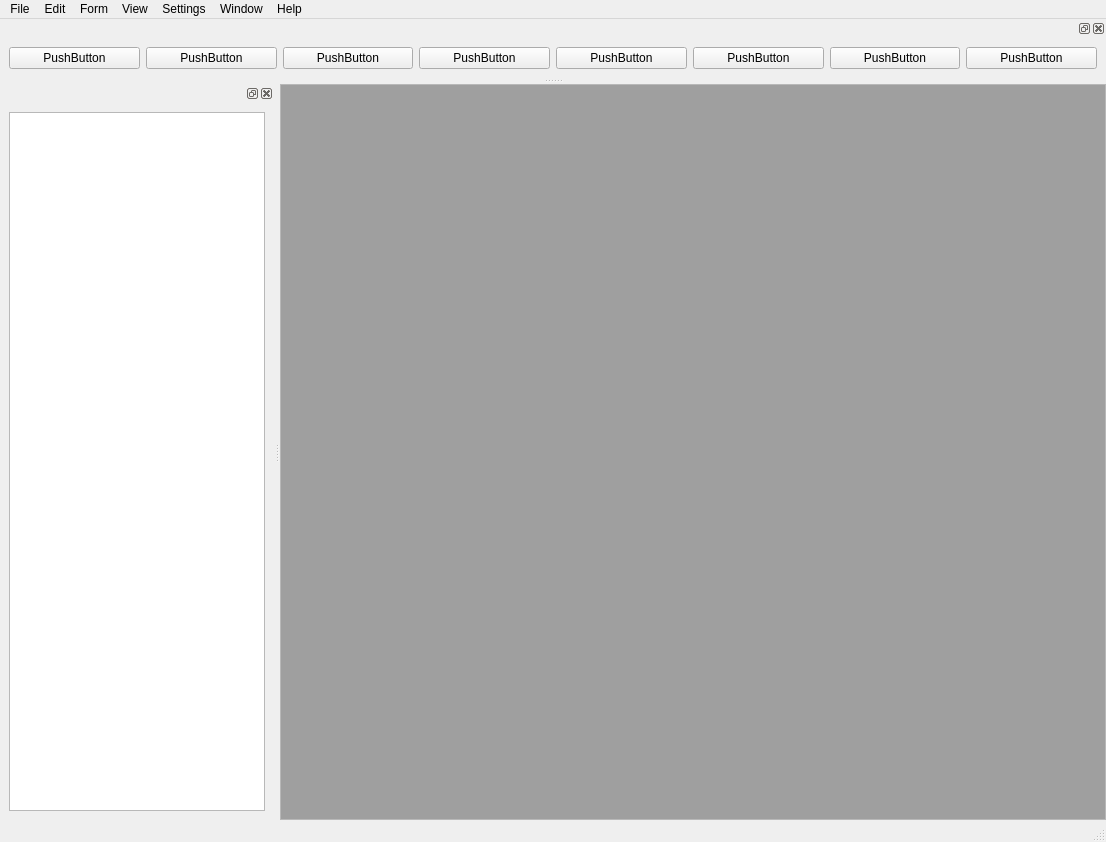
Before: the Qt Designer form GUI/mainWindow.ui in patelmosam/VeriSim, drawn with Qt 5.
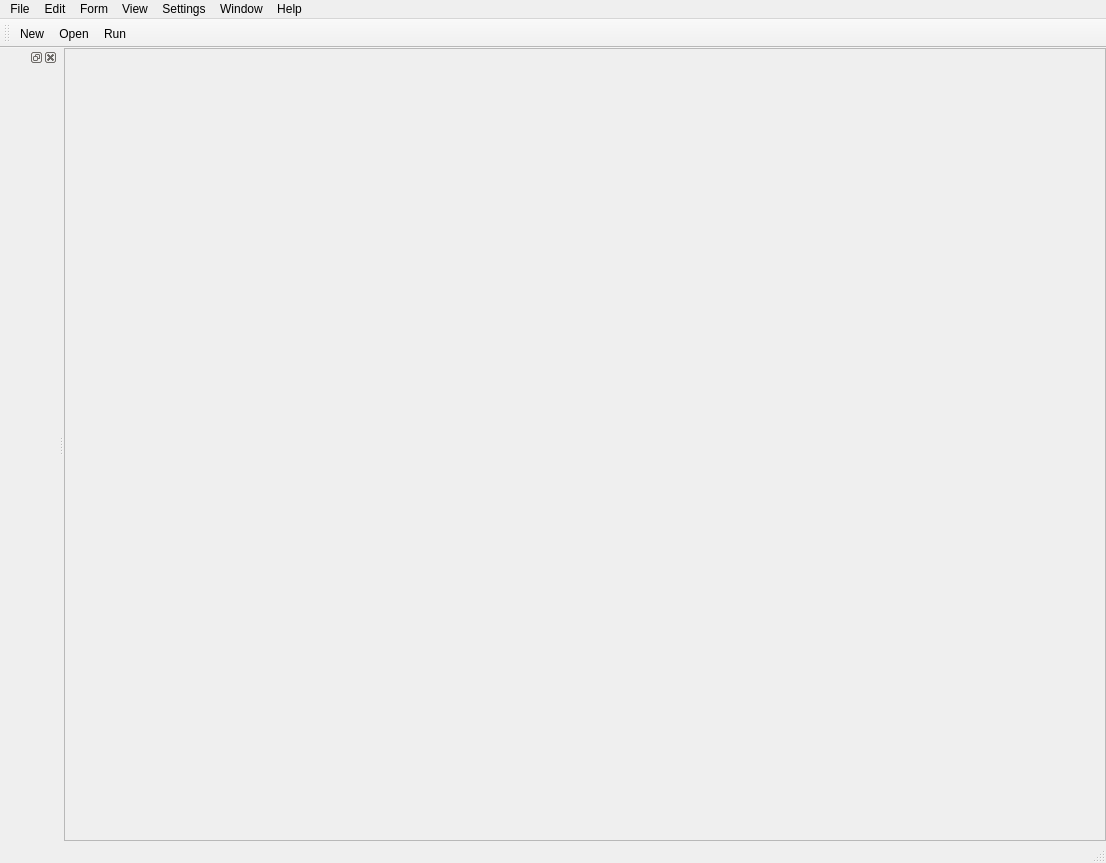
After: the same form once the commit is applied. Icons and pictures are not drawn.

Commit message: major GUI changes 1.0 (added elements, icons, schemanticwindow)

```diff
--- a/GUI/mainWindow.ui
+++ b/GUI/mainWindow.ui
@@ -7,7 +7,7 @@
     <x>0</x>
     <y>0</y>
     <width>1106</width>
-    <height>842</height>
+    <height>863</height>
    </rect>
   </property>
   <property name="windowTitle">
@@ -37,20 +37,17 @@
       </property>
       <layout class="QGridLayout" name="gridLayout_3">
        <property name="leftMargin">
-        <number>0</number>
+        <number>5</number>
        </property>
        <property name="topMargin">
-        <number>0</number>
+        <number>5</number>
        </property>
        <property name="rightMargin">
-        <number>0</number>
+        <number>5</number>
        </property>
        <property name="bottomMargin">
-        <number>0</number>
+        <number>5</number>
        </property>
-       <item row="0" column="0">
-        <widget class="QMdiArea" name="mdiArea"/>
-       </item>
       </layout>
      </widget>
     </item>
@@ -127,81 +124,21 @@
    <attribute name="dockWidgetArea">
     <number>1</number>
    </attribute>
-   <widget class="QWidget" name="dockWidgetContents_4">
-    <layout class="QGridLayout" name="gridLayout">
-     <item row="0" column="0">
-      <widget class="QTableView" name="tableView"/>
-     </item>
-    </layout>
-   </widget>
+   <widget class="QWidget" name="dockWidgetContents_4"/>
   </widget>
-  <widget class="QDockWidget" name="dockWidget_4">
-   <property name="allowedAreas">
-    <set>Qt::AllDockWidgetAreas</set>
+  <widget class="QToolBar" name="toolBar">
+   <property name="windowTitle">
+    <string>toolBar</string>
    </property>
-   <attribute name="dockWidgetArea">
-    <number>4</number>
+   <attribute name="toolBarArea">
+    <enum>TopToolBarArea</enum>
    </attribute>
-   <widget class="QWidget" name="dockWidgetContents_5">
-    <layout class="QHBoxLayout" name="horizontalLayout">
-     <item>
-      <widget class="QPushButton" name="pushButton">
-       <property name="text">
-        <string>PushButton</string>
-       </property>
-      </widget>
-     </item>
-     <item>
-      <widget class="QPushButton" name="pushButton_2">
-       <property name="text">
-        <string>PushButton</string>
-       </property>
-      </widget>
-     </item>
-     <item>
-      <widget class="QPushButton" name="pushButton_3">
-       <property name="text">
-        <string>PushButton</string>
-       </property>
-      </widget>
-     </item>
-     <item>
-      <widget class="QPushButton" name="pushButton_4">
-       <property name="text">
-        <string>PushButton</string>
-       </property>
-      </widget>
-     </item>
-     <item>
-      <widget class="QPushButton" name="pushButton_5">
-       <property name="text">
-        <string>PushButton</string>
-       </property>
-      </widget>
-     </item>
-     <item>
-      <widget class="QPushButton" name="pushButton_6">
-       <property name="text">
-        <string>PushButton</string>
-       </property>
-      </widget>
-     </item>
-     <item>
-      <widget class="QPushButton" name="pushButton_7">
-       <property name="text">
-        <string>PushButton</string>
-       </property>
-      </widget>
-     </item>
-     <item>
-      <widget class="QPushButton" name="pushButton_8">
-       <property name="text">
-        <string>PushButton</string>
-       </property>
-      </widget>
-     </item>
-    </layout>
-   </widget>
+   <attribute name="toolBarBreak">
+    <bool>false</bool>
+   </attribute>
+   <addaction name="actionNew"/>
+   <addaction name="actionOpen"/>
+   <addaction name="actionRun"/>
   </widget>
   <action name="actionNew">
    <property name="text">
@@ -258,6 +195,18 @@
     <string>About</string>
    </property>
   </action>
+  <action name="actionRun">
+   <property name="icon">
+    <iconset resource="icons.qrc">
+     <normaloff>:/images/images/arrow-curve.png</normaloff>:/images/images/arrow-curve.png</iconset>
+   </property>
+   <property name="text">
+    <string>Run</string>
+   </property>
+   <property name="toolTip">
+    <string>Run</string>
+   </property>
+  </action>
  </widget>
  <resources/>
  <connections/>
```
Left out of the diff: 12 changed lines with no effect on the pictures. The commit also changes 7 other files.
